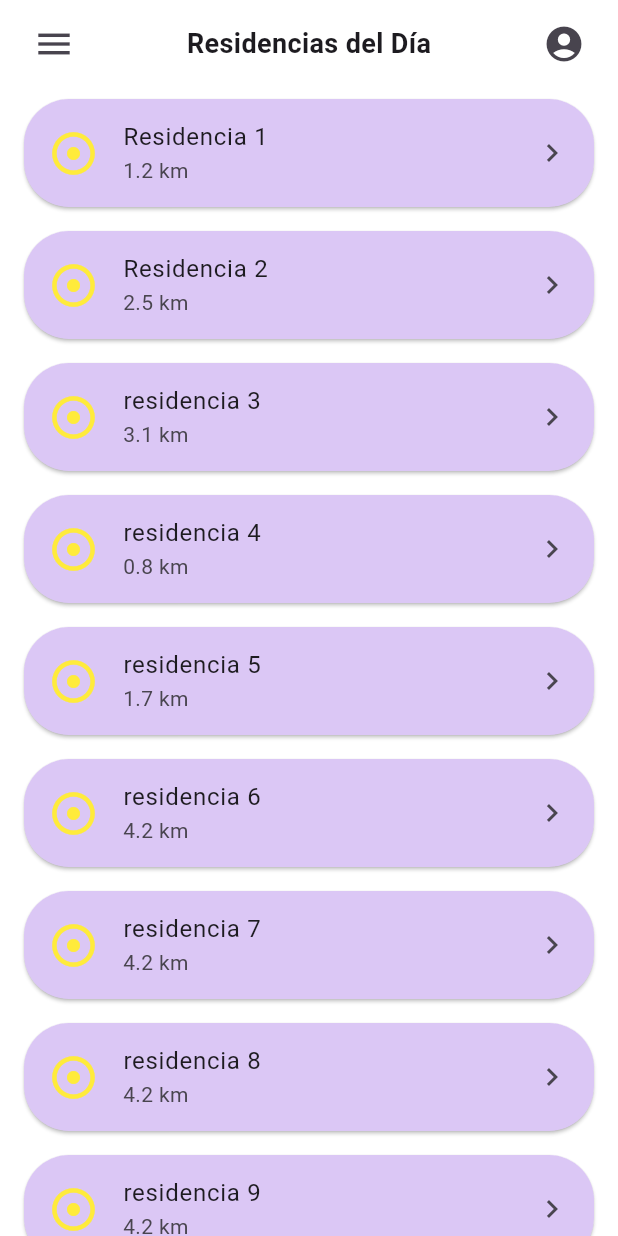
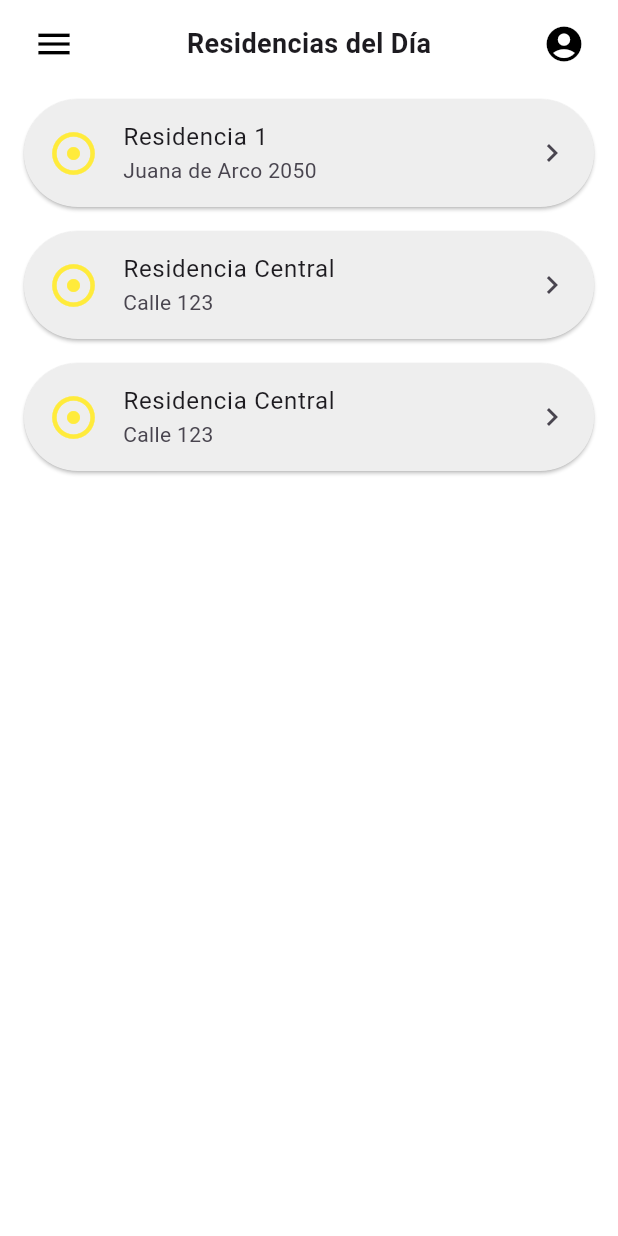
Before and after one commit to Bxnj1ta/Residencias, a Flutter app: the DailyScreen screen opened by its route, on a phone screen of 412 x 824 dp. Run offline on Flutter 3.47's test engine with Material 3 defaults, Android fonts, the phone set to English and light mode, and no system bars; our stand-ins replace flutter_dotenv, geolocator; missing offline and left inert: mapbox_maps_flutter; Roboto replaces fonts that are missing (Poppins).

Commit message:
nuevo theme, dailyscreen refactorizado

```diff
--- a/lib/main.dart
+++ b/lib/main.dart
@@ -31,6 +31,7 @@ class MyApp extends StatelessWidget {
       onGenerateRoute: AppRoutes.onGenerateRoute,
       theme: MyTheme.light,
       darkTheme: MyTheme.dark,
+      themeMode: ThemeMode.system,
     );
   }
 }
--- /dev/null
+++ b/lib/mocks/mock2.dart
@@ -0,0 +1,47 @@
+final List<Map<String, dynamic>> mock2 = [
+  {
+    "home_clean_register_id": 3,
+    "home_clean_register_state": "Pendiente",
+    "home_clean_register_date": "2025-05-22",
+    "home_clean_register_clean_init": "08:00:00",
+    "home_clean_register_clean_end": "13:00:00",
+    "home_data_name": "Residencia 1",
+    "home_data_image": "https://imgur.com/gnmeTpV",
+    "home_data_city": "Santiago",
+    "home_data_commune": "Providencia",
+    "home_data_address": "Juana de Arco 2050",
+    "home_data_latitude": -33.424968278698,
+    "home_data_length": -70.6101453346143,
+    "home_data_state": "Activa",
+  },
+  {
+    "home_clean_register_id": 1,
+    "home_clean_register_state": "Pendiente",
+    "home_clean_register_date": "2025-05-22",
+    "home_clean_register_clean_init": "08:00:00",
+    "home_clean_register_clean_end": "13:00:00",
+    "home_data_name": "Residencia Central",
+    "home_data_image": "https://ejemplo.com/imagen.jpg",
+    "home_data_city": "Ciudad X",
+    "home_data_commune": "Comuna Y",
+    "home_data_address": "Calle 123",
+    "home_data_latitude": 40.7128,
+    "home_data_length": -74.006,
+    "home_data_state": "Activa",
+  },
+  {
+    "home_clean_register_id": 2,
+    "home_clean_register_state": "Pendiente",
+    "home_clean_register_date": "2025-05-22",
+    "home_clean_register_clean_init": "08:00:00",
+    "home_clean_register_clean_end": "13:00:00",
+    "home_data_name": "Residencia Central",
+    "home_data_image": "https://ejemplo.com/imagen.jpg",
+    "home_data_city": "Ciudad X",
+    "home_data_commune": "Comuna Y",
+    "home_data_address": "Calle 123",
+    "home_data_latitude": 40.7128,
+    "home_data_length": -74.006,
+    "home_data_state": "Activa",
+  },
+];
--- a/lib/screens/daily/daily_screen.dart
+++ b/lib/screens/daily/daily_screen.dart
@@ -1,14 +1,14 @@
 import 'package:flutter/material.dart';
+import 'package:residencias/ui/ui.dart';
 import 'package:residencias/widgets/widgets.dart';
-import 'package:residencias/mocks/mock_residencias.dart';
+import 'package:residencias/mocks/mock2.dart';
 
 class DailyScreen extends StatelessWidget {
   const DailyScreen({super.key});
 
   @override
   Widget build(BuildContext context) {
-
-    final List<Map<String, dynamic>> residencias = mockResidencias;
+    final List<Map<String, dynamic>> r = mock2;
 
     return Scaffold(
       appBar: const CustomAppBar(titulo: 'Residencias del Día'),
@@ -16,27 +16,14 @@ class DailyScreen extends StatelessWidget {
         children: [
           Expanded(
             child: ListView.builder(
-              itemCount: residencias.length,
+              itemCount: r.length,
               itemBuilder: (context, index) {
-                return Card(
-                  color: const Color.fromARGB(255, 219, 199, 245),
-                  margin:
-                      const EdgeInsets.symmetric(horizontal: 16, vertical: 8),
-                  shape: RoundedRectangleBorder(
-                      borderRadius: BorderRadius.circular(30)),
-                  child: ListTile(
-                    leading: const Icon(Icons.adjust,
-                        //Color amarillo para estados "en proceso", rojo para estados "pendiente"
-                        size: 34,
-                        color: Colors.yellow),
-                    title: Text(residencias[index]['nombre']!),
-                    subtitle: Text(residencias[index]['distancia']!),
-                    trailing: const Icon(Icons.chevron_right),
-                    contentPadding: const EdgeInsets.symmetric(horizontal: 16),
-                    onTap: () {
-                      Navigator.pushNamed(context, 'detalle', arguments: residencias[index]);
-                    },
-                  ),
+                return ResidenciaCard(
+                  nombreResidencia: r[index]['home_data_name'].toString(),
+                  direccionResidencia: r[index]['home_data_address'].toString(),
+                  onTap: (){
+                    Navigator.pushNamed(context,'detalle',arguments:r[index],);
+                  }
                 );
               },
             ),
@@ -47,3 +34,25 @@ class DailyScreen extends StatelessWidget {
     );
   }
 }
+
+
+
+// Card(
+//   margin: const EdgeInsets.symmetric( horizontal: 16, vertical: 8, ),
+//   shape: RoundedRectangleBorder( borderRadius: BorderRadius.circular(30), ),
+//   child: ListTile(
+//     leading: const Icon(
+//       Icons.adjust,
+//       //Color amarillo para estados "en proceso", rojo para estados "pendiente"
+//       size: 34,
+//       color: Colors.yellow,
+//     ),
+//     title: Text(residencias[index]['nombre']!),
+//     subtitle: Text(residencias[index]['distancia']!),
+//     trailing: const Icon(Icons.chevron_right),
+//     contentPadding: const EdgeInsets.symmetric(horizontal: 16),
+//     onTap: () {
+//       Navigator.pushNamed( context, 'detalle', arguments: residencias[index], );
+//     },
+//   ),
+// );
--- /dev/null
+++ b/lib/themes/appbar_theme.dart
@@ -0,0 +1,18 @@
+import 'package:flutter/material.dart';
+
+class MyAppBarTheme {
+  MyAppBarTheme._();
+
+  static AppBarTheme light = AppBarTheme(
+    backgroundColor: Colors.white,
+    iconTheme: IconThemeData(
+      color: Colors.black,
+    ),
+  );
+  static AppBarTheme dark = AppBarTheme(
+    backgroundColor: Colors.black,
+    iconTheme: IconThemeData(
+      color: Colors.white
+    ),
+  );
+}
--- /dev/null
+++ b/lib/themes/button_theme.dart
@@ -0,0 +1,13 @@
+import 'package:flutter/material.dart';
+import 'package:residencias/themes/my_themes.dart';
+
+class MyButtonTheme {
+  MyButtonTheme._();
+
+  static ButtonThemeData light = ButtonThemeData(
+    splashColor: MyTheme.light1
+  );
+  static ButtonThemeData dark = ButtonThemeData(
+    splashColor: MyTheme.dark1
+  );
+}
--- /dev/null
+++ b/lib/themes/elevatedbutton_theme.dart
@@ -0,0 +1,27 @@
+import 'package:flutter/material.dart';
+import 'package:residencias/themes/my_themes.dart';
+
+class MyElevatedButtonTheme {
+  MyElevatedButtonTheme._();
+
+  static ElevatedButtonThemeData light = ElevatedButtonThemeData(
+    style: ButtonStyle(
+      splashFactory: NoSplash.splashFactory,
+      overlayColor: WidgetStateProperty.all(Colors.white24),
+      backgroundColor: WidgetStateProperty.all(MyTheme.light3),
+      shape: WidgetStateProperty.all(RoundedRectangleBorder(
+        borderRadius: BorderRadius.circular(30)
+      ))
+    )
+  );
+  static ElevatedButtonThemeData dark = ElevatedButtonThemeData(
+    style: ButtonStyle(
+      splashFactory: NoSplash.splashFactory,
+      overlayColor: WidgetStateProperty.all(Colors.black38),
+      backgroundColor: WidgetStateProperty.all(MyTheme.dark3),
+      shape: WidgetStateProperty.all(RoundedRectangleBorder(
+        borderRadius: BorderRadius.circular(30)
+      ))
+    )
+  );
+}
--- /dev/null
+++ b/lib/themes/input_theme.dart
@@ -0,0 +1,47 @@
+import 'package:flutter/material.dart';
+import 'package:residencias/themes/my_themes.dart';
+
+class MyInputTheme {
+  MyInputTheme._();
+
+  static InputDecorationTheme light = InputDecorationTheme(
+    hintStyle: TextStyle(color: MyTheme.dark1),
+    enabledBorder: OutlineInputBorder(
+      borderRadius: BorderRadius.circular(30),
+      borderSide: BorderSide(
+        color: MyTheme.light1,
+        width: 1,
+      )
+    ),
+    focusedBorder: OutlineInputBorder(
+      borderRadius: BorderRadius.circular(30),
+      borderSide: BorderSide(
+        color: MyTheme.dark2,
+        width: 2,
+      ),
+    ),
+    filled: true,
+    fillColor: MyTheme.light2,
+    focusColor: MyTheme.light1
+  );
+  static InputDecorationTheme dark = InputDecorationTheme(
+    hintStyle: TextStyle(color: MyTheme.light1),
+    enabledBorder: OutlineInputBorder(
+      borderRadius: BorderRadius.circular(30),
+      borderSide: BorderSide(
+        color: MyTheme.dark1,
+        width: 1,
+      )
+    ),
+    focusedBorder: OutlineInputBorder(
+      borderRadius: BorderRadius.circular(30),
+      borderSide: BorderSide(
+        color: MyTheme.light2,
+        width: 2,
+      ),
+    ),
+    filled: true,
+    fillColor: MyTheme.dark2,
+    focusColor: MyTheme.dark1
+  );
+}
--- a/lib/themes/my_themes.dart
+++ b/lib/themes/my_themes.dart
@@ -1,67 +1,52 @@
 import 'package:flutter/material.dart';
+import 'package:residencias/themes/themes.dart';
 
 class MyTheme {
-  static const Color primary = Color.fromARGB(255, 151, 121, 191);
-  static const Color secondary = Color.fromARGB(255, 234, 221, 255);
-  static const String fontFamily = 'Roboto';
+  MyTheme._();
+    static const MaterialColor primary = Colors.grey;
+    static final Color light1 = primary.shade50;
+    static final Color light2 = primary.shade200;
+    static final Color light3 = primary.shade400;
+    static final Color dark1 = primary.shade900;
+    static final Color dark2 = primary.shade800;
+    static final Color dark3 = primary.shade600;
 
-  // Tema claro
-  static final ThemeData light = ThemeData(
+  static ThemeData light = ThemeData(
+    useMaterial3: true,
+    fontFamily: 'Poppins',
     brightness: Brightness.light,
-    primaryColor: primary,
-    fontFamily: fontFamily,
+    primaryColor: light1,
+    primaryColorLight: light1,
+    primaryColorDark: dark1,
     scaffoldBackgroundColor: Colors.white,
-
-    appBarTheme: const AppBarTheme(
-      backgroundColor: Colors.white,
-      iconTheme: IconThemeData(color: Colors.black),
-      titleTextStyle: TextStyle(
-        color: Colors.black,
-        fontSize: 24,
-        fontWeight: FontWeight.bold,
-      ),
-      elevation: 20,
-    ),
-
-    bottomNavigationBarTheme: const BottomNavigationBarThemeData(
-      backgroundColor: Colors.white,
-      selectedItemColor: primary,
-      unselectedItemColor: Colors.grey,
-    ),
-
-    textButtonTheme: TextButtonThemeData(
-      style: TextButton.styleFrom(foregroundColor: primary),
-    ),
-
-    floatingActionButtonTheme:
-      const FloatingActionButtonThemeData(backgroundColor: primary),
+    textTheme: MyTextTheme.light,
+    appBarTheme: MyAppBarTheme.light,
+    bottomNavigationBarTheme: BottomNavigationBarThemeData(backgroundColor: Colors.white),
+    cardTheme: CardTheme(color: light2,),
+    inputDecorationTheme: MyInputTheme.light,
+    textSelectionTheme: TextSelectionThemeData(cursorColor: dark1),
+    iconTheme: IconThemeData(color: Colors.black),
+    buttonTheme: MyButtonTheme.light,
+    elevatedButtonTheme: MyElevatedButtonTheme.light,
+    splashColor: light1,
   );
-
-  // Tema oscuro
-  static final ThemeData dark = ThemeData(
+  static ThemeData dark = ThemeData(
+    useMaterial3: true,
+    fontFamily: 'Poppins',
     brightness: Brightness.dark,
-    primaryColor: primary,
-    fontFamily: fontFamily,
-    scaffoldBackgroundColor: const Color.fromARGB(255, 38, 38, 38),
-    appBarTheme: const AppBarTheme(
-      backgroundColor: Color.fromARGB(255, 38, 38, 38),
-      iconTheme: IconThemeData(color: Colors.white),
-      titleTextStyle: TextStyle(
-        color: Colors.white,
-        fontSize: 24,
-        fontWeight: FontWeight.bold,
-      ),
-      elevation: 20,
-    ),
-    bottomNavigationBarTheme: const BottomNavigationBarThemeData(
-      backgroundColor: Color.fromARGB(255, 38, 38, 38),
-      selectedItemColor: primary,
-      unselectedItemColor: Colors.grey,
-    ),
-    textButtonTheme: TextButtonThemeData(
-      style: TextButton.styleFrom(foregroundColor: primary),
-    ),
-    floatingActionButtonTheme:
-      const FloatingActionButtonThemeData(backgroundColor: primary),
+    primaryColor: dark1,
+    primaryColorLight: light1,
+    primaryColorDark: dark1,
+    scaffoldBackgroundColor: Colors.black,
+    textTheme: MyTextTheme.dark,
+    appBarTheme: MyAppBarTheme.dark,
+    bottomNavigationBarTheme: BottomNavigationBarThemeData(backgroundColor: Colors.black),
+    cardTheme: CardTheme(color: dark2,),
+    inputDecorationTheme: MyInputTheme.dark,
+    textSelectionTheme: TextSelectionThemeData(cursorColor: light1),
+    iconTheme: IconThemeData(color: Colors.white),
+    buttonTheme: MyButtonTheme.dark,
+    elevatedButtonTheme: MyElevatedButtonTheme.dark,
+    splashColor: dark1,
   );
 }
--- /dev/null
+++ b/lib/themes/text_theme.dart
@@ -0,0 +1,19 @@
+import 'package:flutter/material.dart';
+
+class MyTextTheme {
+  MyTextTheme._();
+
+  static TextTheme light = TextTheme(
+    headlineLarge: const TextStyle().copyWith(fontSize: 32, fontWeight: FontWeight.bold, color: Colors.black),
+    headlineMedium: const TextStyle().copyWith(fontSize: 24, fontWeight: FontWeight.w600, color: Colors.black),
+    labelMedium: const TextStyle().copyWith(fontSize: 24, fontWeight: FontWeight.w400, color: Colors.black),
+    labelSmall: const TextStyle().copyWith(fontSize: 14, color: Colors.black),
+
+  );
+  static TextTheme dark = TextTheme(
+    headlineLarge: const TextStyle().copyWith(fontSize: 32, fontWeight: FontWeight.bold, color: Colors.white),
+    headlineMedium: const TextStyle().copyWith(fontSize: 24, fontWeight: FontWeight.w600, color: Colors.white),
+    labelMedium: const TextStyle().copyWith(fontSize: 24, fontWeight: FontWeight.w400, color: Colors.white),
+    labelSmall: const TextStyle().copyWith(fontSize: 14, color: Colors.white),
+  );
+}
--- /dev/null
+++ b/lib/themes/themes.dart
@@ -0,0 +1,5 @@
+export 'package:residencias/themes/appbar_theme.dart';
+export 'package:residencias/themes/input_theme.dart';
+export 'package:residencias/themes/text_theme.dart';
+export 'package:residencias/themes/button_theme.dart';
+export 'package:residencias/themes/elevatedbutton_theme.dart';
--- a/lib/ui/custom_icon_button.dart
+++ b/lib/ui/custom_icon_button.dart
@@ -4,23 +4,23 @@ class CustomIconButton extends StatelessWidget {
   final IconData icon;
   final VoidCallback onPressed;
   final double size;
-  final Color? color;
 
   const CustomIconButton({
     super.key,
     required this.icon,
     required this.onPressed,
     this.size = 28,
-    this.color = const Color.fromRGBO(72, 68, 78, 1),
   });
 
   @override
   Widget build(BuildContext context) {
+    final color = Theme.of(context).appBarTheme.iconTheme?.color;
     return IconButton(
       icon: Icon(
         icon,
         size: size,
-        color: color),
+        color: color,
+      ),
       onPressed: onPressed,
       splashRadius: 70,
     );
--- /dev/null
+++ b/lib/ui/residencia_card.dart
@@ -0,0 +1,42 @@
+import 'package:flutter/material.dart';
+
+class ResidenciaCard extends StatelessWidget {
+  final ShapeBorder? shape;
+  final String nombreResidencia;
+  final String direccionResidencia;
+  final VoidCallback onTap;
+
+  const ResidenciaCard({
+    super.key,
+    this.shape,
+    required this.nombreResidencia, // = residencias[index]['home_data_name']
+    required this.direccionResidencia, // = residencias[index]['home_data_address']
+    required this.onTap,//=Navigator.pushNamed(context,'detalle',arguments:residencias[index],);
+  });
+
+  @override
+  Widget build(BuildContext context) {
+    return LayoutBuilder(
+      builder: (context, constraints) {
+        double cardHeight = constraints.maxHeight;
+        double borderRadius = cardHeight / 2;
+        borderRadius = borderRadius > 50 ? 50 : borderRadius;
+
+        return Card(
+          margin: const EdgeInsets.symmetric(horizontal: 16, vertical: 8),
+          shape: RoundedRectangleBorder(
+            borderRadius: BorderRadius.circular(borderRadius),
+          ),
+          child: ListTile(
+            leading: const Icon(Icons.adjust,size: 34, color: Colors.yellow, ),
+            title: Text(nombreResidencia.toString()),
+            subtitle: Text(direccionResidencia.toString()),
+            trailing: const Icon(Icons.chevron_right),
+            contentPadding: const EdgeInsets.symmetric(horizontal: 16),
+            onTap: onTap,
+          ),
+        );
+      },
+    );
+  }
+}
--- a/lib/ui/ui.dart
+++ b/lib/ui/ui.dart
@@ -1 +1,3 @@
 export 'package:residencias/ui/custom_icon_button.dart';
+export 'package:residencias/ui/custom_textfield.dart';
+export 'package:residencias/ui/residencia_card.dart';
--- a/lib/widgets/custom_app_bar.dart
+++ b/lib/widgets/custom_app_bar.dart
@@ -21,9 +21,6 @@ class CustomAppBar extends StatelessWidget implements PreferredSizeWidget {
       padding: EdgeInsets.only(
         top: tramoSuperior,
         left: 12, right: 12,
-      ),
-      decoration: const BoxDecoration(
-        color: Colors.white,
       ),
       child: Row(
         mainAxisAlignment: MainAxisAlignment.spaceBetween,
```
Also changed, not shown: lib/mocks/residencias.json (added, +47 -0 lines), lib/screens/historial/historial_screen.dart (+11 -6 lines), lib/screens/login_screen.dart (+16 -69 lines), lib/ui/custom_textfield.dart (added, +35 -0 lines).
